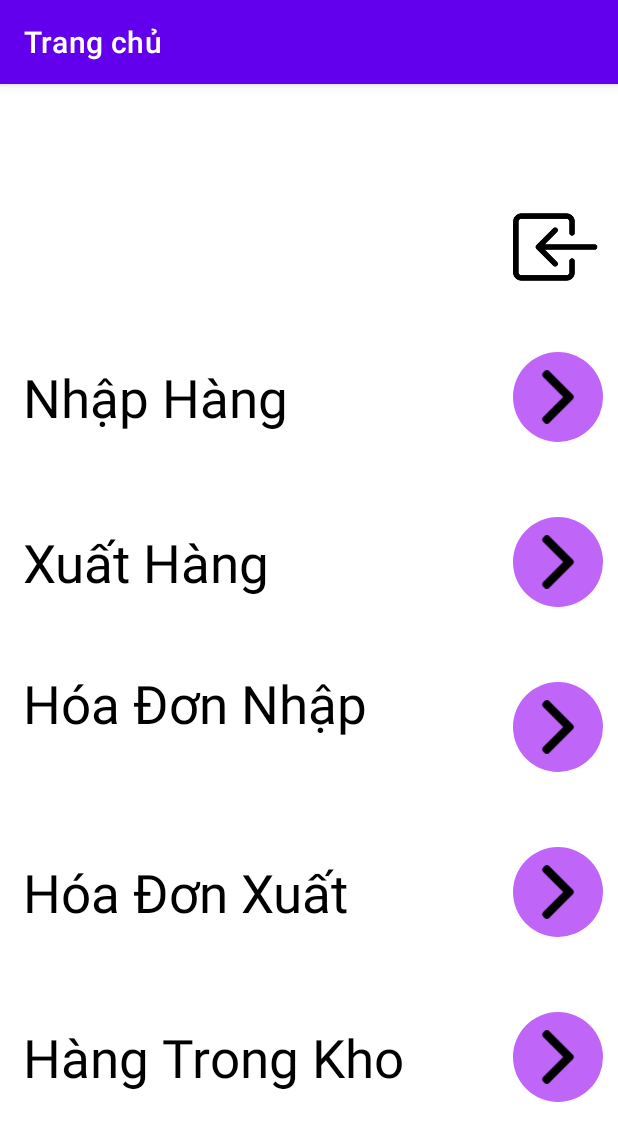
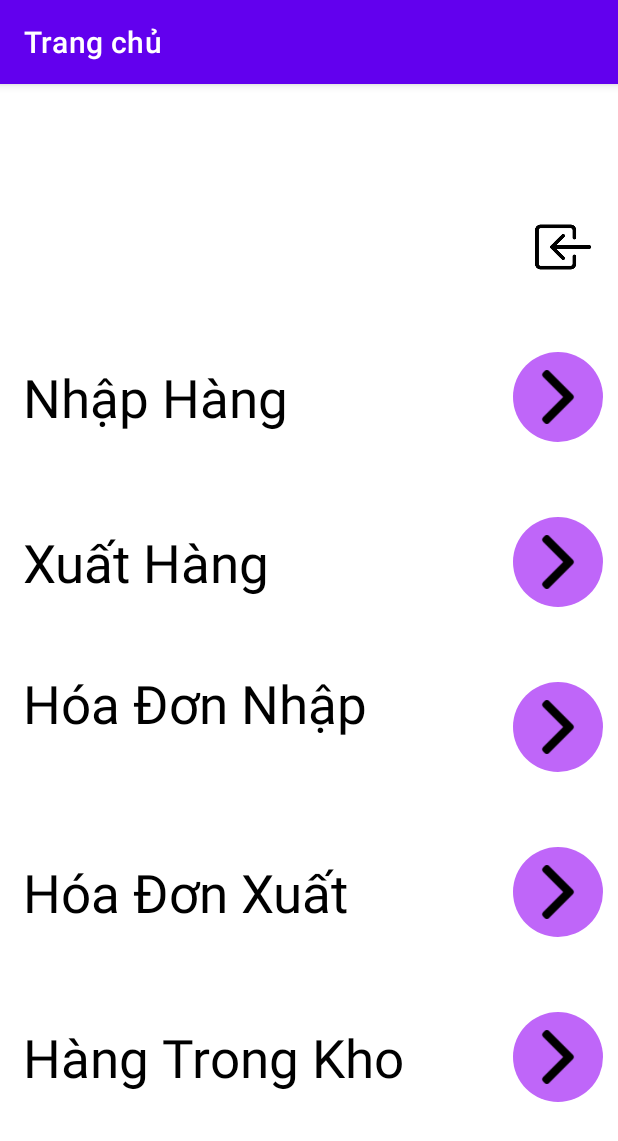
Before and after one commit to ThangTV1120/AppQuanLyGiay, an Android app: the MainActivity screen opened directly, with no data from a screen before it, on a phone screen of 412 x 824 dp. Shown: the top 1141 px of the screen. Run offline under Robolectric (Android 15) with nearby library versions, the phone set to English and light mode, and no system bars.

Commit message:
Update main.xml

```diff
--- a/app/src/main/java/com/example/appquanlygiay/Database/Database.java
+++ b/app/src/main/java/com/example/appquanlygiay/Database/Database.java
@@ -38,7 +38,7 @@ public class Database extends SQLiteOpenHelper {
         SQLiteDatabase database=getReadableDatabase();
         return database.rawQuery(sql,condition); // thuc hien cau lenh truy van truc tiep
     }
-    //truy van tra ket qua select ko co dieu kien
+
     public long insertData(String nameTable, ContentValues valuse){
         SQLiteDatabase database=getWritableDatabase();
         return database.insert(nameTable,null,valuse);
--- a/app/src/main/res/layout/activity_login.xml
+++ b/app/src/main/res/layout/activity_login.xml
@@ -63,6 +63,7 @@
                 android:hint="Mật khẩu"
                 android:inputType="textPassword"
                 android:textSize="35sp" />
+
             <TextView
                 android:id="@+id/tvquenmk"
                 android:layout_width="wrap_content"
@@ -78,7 +79,8 @@
                 android:paddingTop="10dp"
                 android:text="Quên mật khẩu?"
                 android:textColor="#000"
-                android:textSize="20dp" />
+                android:textSize="20dp"
+                tools:ignore="TouchTargetSizeCheck" />
 
         </RelativeLayout>
 
--- a/app/src/main/res/layout/activity_main.xml
+++ b/app/src/main/res/layout/activity_main.xml
@@ -35,11 +35,11 @@
 
             <ImageView
                 android:id="@+id/btt_DangXuat"
-                android:layout_width="60dp"
-                android:layout_height="60dp"
+                android:layout_width="40dp"
+                android:layout_height="40dp"
                 android:layout_alignParentRight="true"
-                android:layout_centerVertical="true"
-
+                android:layout_centerInParent="true"
+                android:layout_marginRight="5dp"
                 android:layout_weight="1"
                 android:src="@drawable/box_arrow" />
 
```
